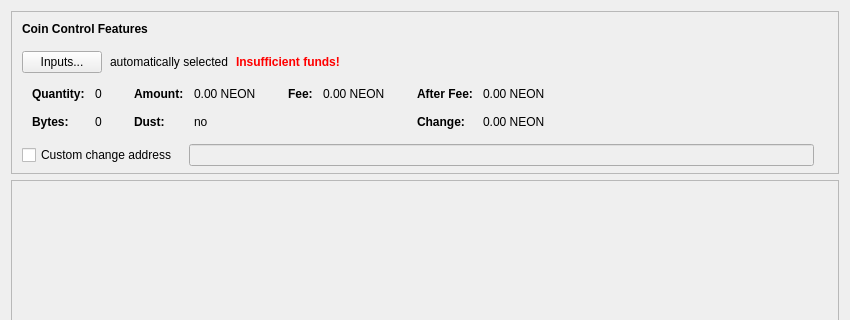
Old version of the form src/qt/forms/sendcoinsdialog.ui in the repository laurobeleche/Nucleon; both pictures show x 0 to 850 and y 0 to 320 of the 850 by 526 pixel window.
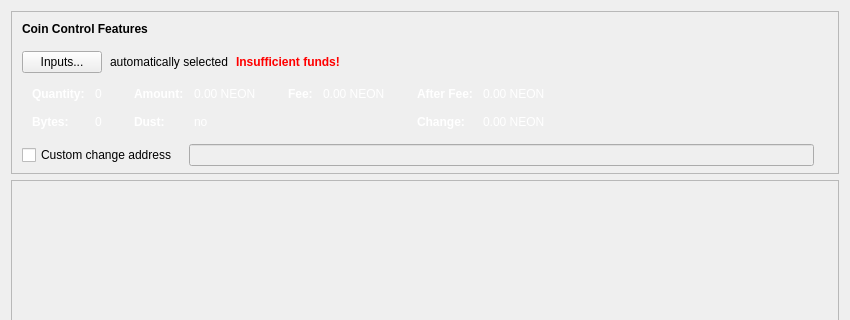
New version of the form. Custom widgets are drawn as their Qt base class.

```diff
--- a/src/qt/forms/sendcoinsdialog.ui
+++ b/src/qt/forms/sendcoinsdialog.ui
@@ -218,6 +218,9 @@
                </property>
                <item row="0" column="0">
                 <widget class="QLabel" name="labelCoinControlQuantityText">
+                <property name="styleSheet">
+                   <string>QLabel {color: white;}</string>
+                 </property>
                  <property name="font">
                   <font>
                    <weight>75</weight>
@@ -234,6 +237,9 @@
                </item>
                <item row="0" column="1">
                 <widget class="QLabel" name="labelCoinControlQuantity">
+                <property name="styleSheet">
+                   <string>QLabel {color: white;}</string>
+                 </property>
                  <property name="cursor">
                   <cursorShape>IBeamCursor</cursorShape>
                  </property>
@@ -253,6 +259,9 @@
                </item>
                <item row="1" column="0">
                 <widget class="QLabel" name="labelCoinControlBytesText">
+                <property name="styleSheet">
+                   <string>QLabel {color: white;}</string>
+                 </property>
                  <property name="font">
                   <font>
                    <weight>75</weight>
@@ -266,6 +275,9 @@
                </item>
                <item row="1" column="1">
                 <widget class="QLabel" name="labelCoinControlBytes">
+                <property name="styleSheet">
+                   <string>QLabel {color: white;}</string>
+                 </property>
                  <property name="cursor">
                   <cursorShape>IBeamCursor</cursorShape>
                  </property>
@@ -301,6 +313,9 @@
                </property>
                <item row="0" column="0">
                 <widget class="QLabel" name="labelCoinControlAmountText">
+                <property name="styleSheet">
+                   <string>QLabel {color: white;}</string>
+                 </property>
                  <property name="font">
                   <font>
                    <weight>75</weight>
@@ -317,6 +332,9 @@
                </item>
                <item row="0" column="1">
                 <widget class="QLabel" name="labelCoinControlAmount">
+                <property name="styleSheet">
+                   <string>QLabel {color: white;}</string>
+                 </property>
                  <property name="cursor">
                   <cursorShape>IBeamCursor</cursorShape>
                  </property>
@@ -333,6 +351,9 @@
                </item>
                <item row="1" column="0">
                 <widget class="QLabel" name="labelCoinControlLowOutputText">
+                <property name="styleSheet">
+                   <string>QLabel {color: white;}</string>
+                 </property>
                  <property name="font">
                   <font>
                    <weight>75</weight>
@@ -346,6 +367,9 @@
                </item>
                <item row="1" column="1">
                 <widget class="QLabel" name="labelCoinControlLowOutput">
+                 <property name="styleSheet">
+                   <string>QLabel {color: white;}</string>
+                 </property>
                  <property name="cursor">
                   <cursorShape>IBeamCursor</cursorShape>
                  </property>
@@ -381,6 +405,9 @@
                </property>
                <item row="0" column="0">
                 <widget class="QLabel" name="labelCoinControlFeeText">
+                <property name="styleSheet">
+                   <string>QLabel {color: white;}</string>
+                 </property>
                  <property name="font">
                   <font>
                    <weight>75</weight>
@@ -397,6 +424,9 @@
                </item>
                <item row="0" column="1">
                 <widget class="QLabel" name="labelCoinControlFee">
+                    <property name="styleSheet">
+                   <string>QLabel {color: white;}</string>
+                 </property>
                  <property name="cursor">
                   <cursorShape>IBeamCursor</cursorShape>
                  </property>
@@ -432,6 +462,9 @@
                </property>
                <item row="0" column="0">
                 <widget class="QLabel" name="labelCoinControlAfterFeeText">
+                 <property name="styleSheet">
+                   <string>QLabel {color: white;}</string>
+                 </property>
                  <property name="font">
                   <font>
                    <weight>75</weight>
@@ -448,6 +481,9 @@
                </item>
                <item row="0" column="1">
                 <widget class="QLabel" name="labelCoinControlAfterFee">
+                <property name="styleSheet">
+                   <string>QLabel {color: white;}</string>
+                 </property>
                  <property name="cursor">
                   <cursorShape>IBeamCursor</cursorShape>
                  </property>
@@ -464,6 +500,9 @@
                </item>
                <item row="1" column="0">
                 <widget class="QLabel" name="labelCoinControlChangeText">
+                <property name="styleSheet">
+                   <string>QLabel {color: white;}</string>
+                 </property>
                  <property name="font">
                   <font>
                    <weight>75</weight>
@@ -477,6 +516,9 @@
                </item>
                <item row="1" column="1">
                 <widget class="QLabel" name="labelCoinControlChange">
+                <property name="styleSheet">
+                   <string>QLabel {color: white;}</string>
+                 </property>
                  <property name="cursor">
                   <cursorShape>IBeamCursor</cursorShape>
                  </property>
```
